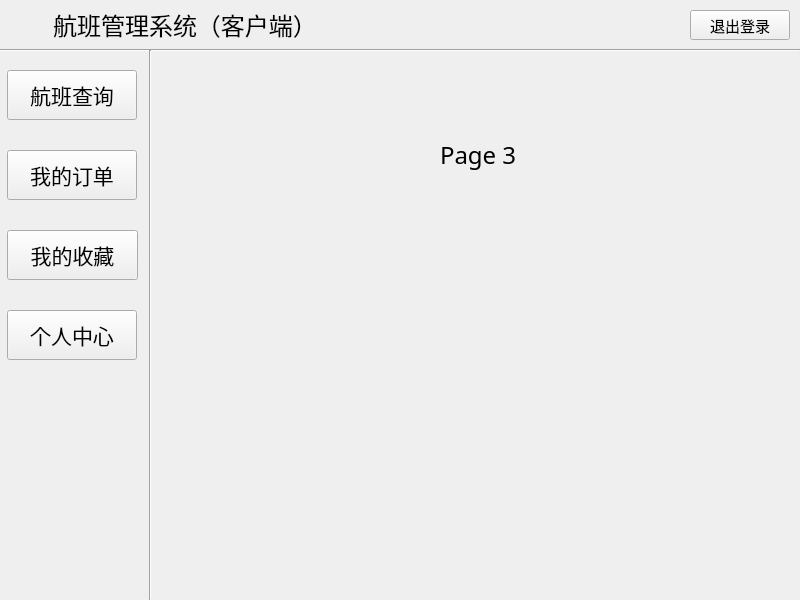
The window that UserMainWindow.ui (ImmortalWatcher/Flient_Management) describes before a commit, drawn with Qt 5.
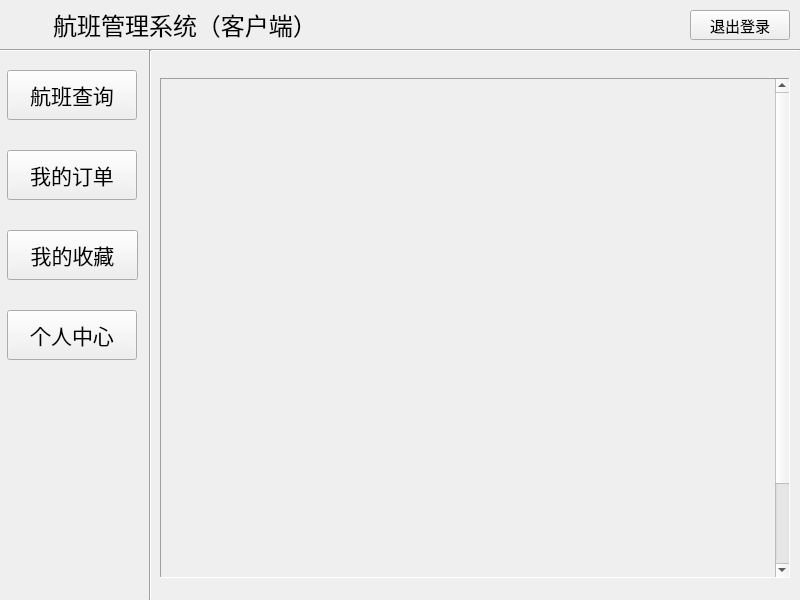
The same window after the commit. The open tabs and pages were chosen to show the change. Icons and pictures are not drawn.

What changed in the file:
```diff
--- a/UserMainWindow.ui
+++ b/UserMainWindow.ui
@@ -1924,24 +1924,49 @@
      </widget>
     </widget>
     <widget class="QWidget" name="page_3">
-     <widget class="QLabel" name="label_3">
+     <widget class="QScrollArea" name="scrollArea_3">
       <property name="geometry">
        <rect>
-        <x>290</x>
-        <y>80</y>
-        <width>80</width>
-        <height>50</height>
+        <x>10</x>
+        <y>28</y>
+        <width>630</width>
+        <height>500</height>
        </rect>
       </property>
-      <property name="font">
-       <font>
-        <family>华文楷体</family>
-        <pointsize>18</pointsize>
-       </font>
+      <property name="frameShape">
+       <enum>QFrame::Shape::Panel</enum>
       </property>
-      <property name="text">
-       <string>Page 3</string>
+      <property name="verticalScrollBarPolicy">
+       <enum>Qt::ScrollBarPolicy::ScrollBarAlwaysOn</enum>
       </property>
+      <property name="horizontalScrollBarPolicy">
+       <enum>Qt::ScrollBarPolicy::ScrollBarAlwaysOff</enum>
+      </property>
+      <property name="widgetResizable">
+       <bool>true</bool>
+      </property>
+      <widget class="QWidget" name="scrollAreaWidgetContents_3">
+       <property name="geometry">
+        <rect>
+         <x>0</x>
+         <y>0</y>
+         <width>611</width>
+         <height>600</height>
+        </rect>
+       </property>
+       <property name="sizePolicy">
+        <sizepolicy hsizetype="Expanding" vsizetype="Expanding">
+         <horstretch>0</horstretch>
+         <verstretch>0</verstretch>
+        </sizepolicy>
+       </property>
+       <property name="minimumSize">
+        <size>
+         <width>0</width>
+         <height>600</height>
+        </size>
+       </property>
+      </widget>
      </widget>
     </widget>
     <widget class="QWidget" name="page_4">
```
Left out of the diff: 2 changed lines with no effect on the pictures.
